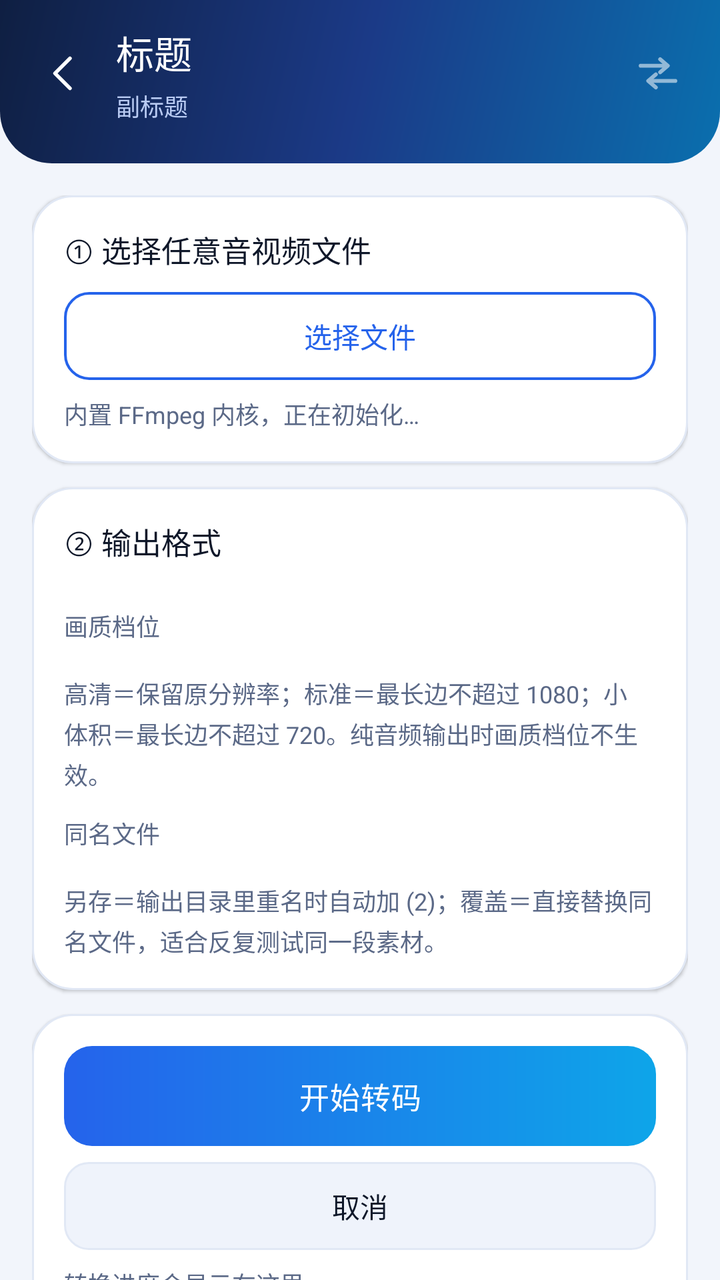
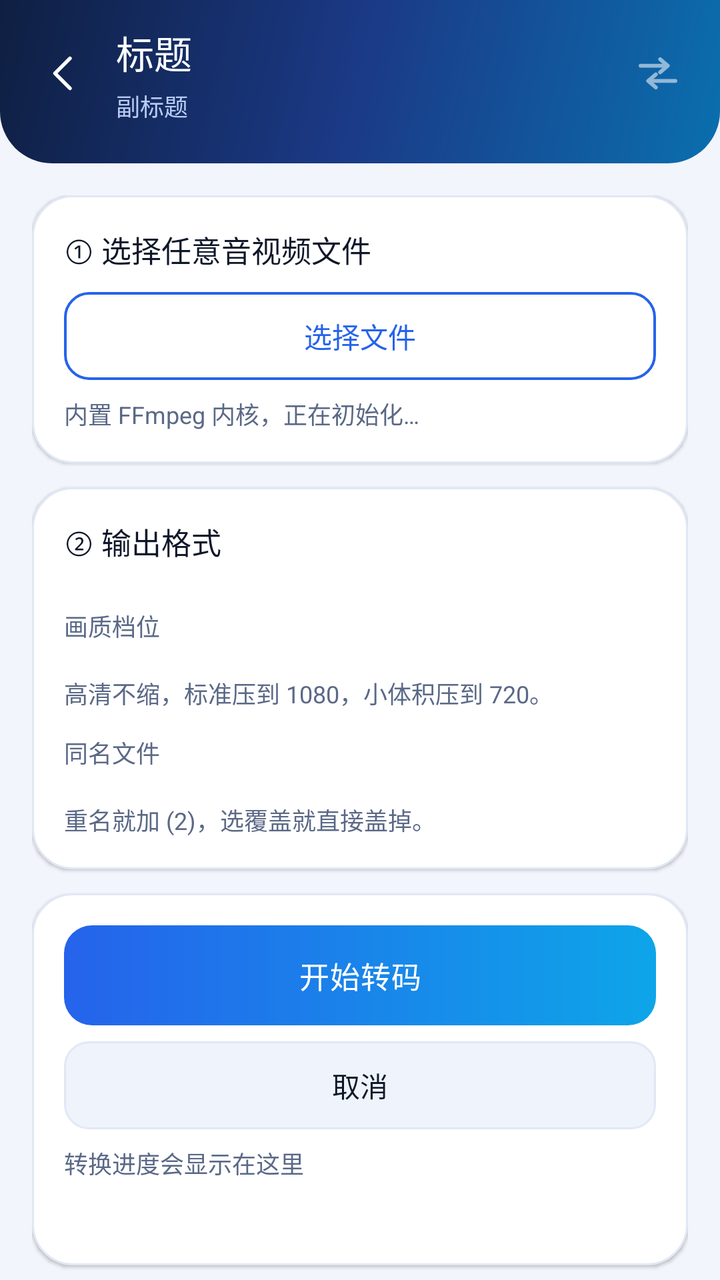

Compare the two renders of this Android layout. The source of the first and the diff that turns it into the second are given below.
<!-- AndroidManifest.xml: application theme AppTheme -->
<!-- res/layout/activity_convert.xml -->
<?xml version="1.0" encoding="utf-8"?>
<ScrollView xmlns:android="http://schemas.android.com/apk/res/android"
    android:layout_width="match_parent"
    android:layout_height="match_parent"
    android:background="@color/bg"
    android:fillViewport="true"
    android:scrollbars="none">

    <LinearLayout
        android:layout_width="match_parent"
        android:layout_height="wrap_content"
        android:orientation="vertical">

        <include layout="@layout/part_topbar" />

        <LinearLayout
            android:layout_width="match_parent"
            android:layout_height="wrap_content"
            android:orientation="vertical"
            android:paddingLeft="16dp"
            android:paddingTop="16dp"
            android:paddingRight="16dp"
            android:paddingBottom="28dp">

            <LinearLayout
                android:layout_width="match_parent"
                android:layout_height="wrap_content"
                android:background="@drawable/bg_card"
                android:elevation="1dp"
                android:orientation="vertical"
                android:padding="16dp">

                <TextView
                    android:layout_width="wrap_content"
                    android:layout_height="wrap_content"
                    android:text="① 选择任意音视频文件"
                    style="@style/CardText" />

                <Button
                    android:id="@+id/btnPickAny"
                    android:layout_width="match_parent"
                    android:layout_height="wrap_content"
                    android:layout_marginTop="10dp"
                    android:text="选择文件"
                    style="@style/GhostButton" />

                <TextView
                    android:id="@+id/tvAnyInfo"
                    android:layout_width="match_parent"
                    android:layout_height="wrap_content"
                    android:layout_marginTop="8dp"
                    android:text="内置 FFmpeg 内核，正在初始化…"
                    style="@style/CaptionText" />
            </LinearLayout>

            <LinearLayout
                android:layout_width="match_parent"
                android:layout_height="wrap_content"
                android:layout_marginTop="12dp"
                android:background="@drawable/bg_card"
                android:elevation="1dp"
                android:orientation="vertical"
                android:padding="16dp">

                <TextView
                    android:layout_width="wrap_content"
                    android:layout_height="wrap_content"
                    android:text="② 输出格式"
                    style="@style/CardText" />

                <HorizontalScrollView
                    android:layout_width="match_parent"
                    android:layout_height="wrap_content"
                    android:layout_marginTop="10dp"
                    android:scrollbars="none">

                    <LinearLayout
                        android:id="@+id/anyOutChips"
                        android:layout_width="wrap_content"
                        android:layout_height="wrap_content"
                        android:orientation="horizontal" />
                </HorizontalScrollView>

                <TextView
                    android:layout_width="wrap_content"
                    android:layout_height="wrap_content"
                    android:layout_marginTop="12dp"
                    android:text="画质档位"
                    style="@style/CaptionText" />

                <LinearLayout
                    android:id="@+id/anyQualityChips"
                    android:layout_width="match_parent"
                    android:layout_height="wrap_content"
                    android:layout_marginTop="8dp"
                    android:orientation="horizontal" />

                <TextView
                    android:layout_width="match_parent"
                    android:layout_height="wrap_content"
                    android:layout_marginTop="8dp"
                    android:text="高清＝保留原分辨率；标准＝最长边不超过 1080；小体积＝最长边不超过 720。纯音频输出时画质档位不生效。"
                    style="@style/CaptionText" />

                <TextView
                    android:layout_width="wrap_content"
                    android:layout_height="wrap_content"
                    android:layout_marginTop="12dp"
                    android:text="同名文件"
                    style="@style/CaptionText" />

                <LinearLayout
                    android:id="@+id/anyDupChips"
                    android:layout_width="match_parent"
                    android:layout_height="wrap_content"
                    android:layout_marginTop="8dp"
                    android:orientation="horizontal" />

                <TextView
                    android:layout_width="match_parent"
                    android:layout_height="wrap_content"
                    android:layout_marginTop="8dp"
                    android:text="另存＝输出目录里重名时自动加 (2)；覆盖＝直接替换同名文件，适合反复测试同一段素材。"
                    style="@style/CaptionText" />
            </LinearLayout>

            <LinearLayout
                android:id="@+id/cardRestore"
                android:layout_width="match_parent"
                android:layout_height="wrap_content"
                android:layout_marginTop="12dp"
                android:background="@drawable/bg_card"
                android:elevation="1dp"
                android:orientation="vertical"
                android:padding="16dp"
                android:visibility="gone">

                <TextView
                    android:layout_width="wrap_content"
                    android:layout_height="wrap_content"
                    style="@style/CardText"
                    android:text="上次没转完的队列" />

                <TextView
                    android:id="@+id/tvRestore"
                    android:layout_width="match_parent"
                    android:layout_height="wrap_content"
                    android:layout_marginTop="6dp"
                    android:lineSpacingExtra="3dp"
                    style="@style/CaptionText"
                    android:text="—" />

                <LinearLayout
                    android:layout_width="match_parent"
                    android:layout_height="wrap_content"
                    android:layout_marginTop="10dp"
                    android:baselineAligned="false"
                    android:orientation="horizontal">

                    <Button
                        android:id="@+id/btnRestoreQueue"
                        android:layout_width="0dp"
                        android:layout_height="44dp"
                        android:layout_marginEnd="8dp"
                        android:layout_weight="1.2"
                        android:maxLines="1"
                        android:minWidth="0dp"
                        android:paddingLeft="6dp"
                        android:paddingRight="6dp"
                        style="@style/SoftButton"
                        android:text="恢复队列" />

                    <Button
                        android:id="@+id/btnDropQueue"
                        android:layout_width="0dp"
                        android:layout_height="44dp"
                        android:layout_weight="1"
                        android:maxLines="1"
                        android:minWidth="0dp"
                        android:paddingLeft="6dp"
                        android:paddingRight="6dp"
                        style="@style/SoftButton"
                        android:text="不用了" />
                </LinearLayout>
            </LinearLayout>

            <LinearLayout
                android:id="@+id/cardAnyAction"
                android:layout_width="match_parent"
                android:layout_height="wrap_content"
                android:layout_marginTop="12dp"
                android:background="@drawable/bg_card"
                android:elevation="1dp"
                android:orientation="vertical"
                android:padding="16dp">

                <Button
                    android:id="@+id/btnAnyConvert"
                    android:layout_width="match_parent"
                    android:layout_height="wrap_content"
                    android:text="开始转码"
                    style="@style/PrimaryButton" />

                <Button
                    android:id="@+id/btnAnyCancel"
                    android:layout_width="match_parent"
                    android:layout_height="wrap_content"
                    android:layout_marginTop="8dp"
                    android:enabled="false"
                    android:text="取消"
                    style="@style/SoftButton" />

                <ProgressBar
                    android:id="@+id/pbAny"
                    android:layout_width="match_parent"
                    android:layout_height="wrap_content"
                    android:layout_marginTop="10dp"
                    android:indeterminateTint="@color/brand"
                    android:visibility="gone" />

                <TextView
                    android:id="@+id/tvAnyStatus"
                    android:layout_width="match_parent"
                    android:layout_height="wrap_content"
                    android:layout_marginTop="8dp"
                    android:text="转换进度会显示在这里"
                    style="@style/CaptionText" />

                <TextView
                    android:id="@+id/tvAnyLog"
                    android:layout_width="match_parent"
                    android:layout_height="wrap_content"
                    android:layout_marginTop="6dp"
                    android:fontFamily="monospace"
                    android:maxLines="2"
                    android:ellipsize="start"
                    android:textColor="@color/text_tertiary"
                    android:textSize="10.5sp" />

                <LinearLayout
                    android:id="@+id/anyResultHost"
                    android:layout_width="match_parent"
                    android:layout_height="wrap_content"
                    android:layout_marginTop="6dp"
                    android:orientation="vertical" />
            </LinearLayout>

            <TextView
                android:layout_width="match_parent"
                android:layout_height="wrap_content"
                android:layout_marginLeft="6dp"
                android:layout_marginTop="12dp"
                android:layout_marginRight="6dp"
                android:lineSpacingExtra="3dp"
                android:text="转码会重新编码，耗时与视频长度、机型性能有关：10 分钟 1080p 视频大约 1–4 分钟。大文件请留出足够空间。"
                android:textColor="@color/text_tertiary"
                android:textSize="11sp" />
        </LinearLayout>
    </LinearLayout>
</ScrollView>
<!-- res/layout/part_topbar.xml (included above) -->
<?xml version="1.0" encoding="utf-8"?>
<LinearLayout xmlns:android="http://schemas.android.com/apk/res/android"
    android:layout_width="match_parent"
    android:layout_height="wrap_content"
    android:background="@drawable/bg_topbar"
    android:orientation="vertical"
    android:paddingLeft="10dp"
    android:paddingTop="12dp"
    android:paddingRight="18dp"
    android:paddingBottom="20dp">

    <LinearLayout
        android:layout_width="match_parent"
        android:layout_height="wrap_content"
        android:gravity="center_vertical"
        android:orientation="horizontal">

        <ImageView
            android:id="@+id/btnBack"
            android:layout_width="44dp"
            android:layout_height="44dp"
            android:background="?android:attr/selectableItemBackgroundBorderless"
            android:contentDescription="返回"
            android:padding="10dp"
            android:src="@drawable/ic_back" />

        <LinearLayout
            android:layout_width="0dp"
            android:layout_height="wrap_content"
            android:layout_marginStart="4dp"
            android:layout_weight="1"
            android:orientation="vertical">

            <TextView
                android:id="@+id/tvTitle"
                android:layout_width="wrap_content"
                android:layout_height="wrap_content"
                android:fontFamily="sans-serif-medium"
                android:textColor="@color/white"
                android:textSize="19sp"
                android:text="标题" />

            <TextView
                android:id="@+id/tvSubtitle"
                android:layout_width="wrap_content"
                android:layout_height="wrap_content"
                android:layout_marginTop="4dp"
                android:textColor="@color/header_sub"
                android:textSize="12sp"
                android:text="副标题" />
        </LinearLayout>

        <ImageView
            android:id="@+id/ivHeaderIcon"
            android:layout_width="26dp"
            android:layout_height="26dp"
            android:alpha="0.55"
            android:contentDescription="@null"
            android:src="@drawable/ic_swap" />
    </LinearLayout>
</LinearLayout>
<!-- resources referenced by this layout -->
<resources>
  <color name="bg">#F2F5FB</color>
  <color name="brand">#2563EB</color>
  <color name="header_sub">#B9CBF3</color>
  <color name="text_tertiary">#909DB4</color>
  <color name="white">#FFFFFF</color>
  <!-- drawable bg_card (drawable) -->
  <?xml version="1.0" encoding="utf-8"?>
  <shape xmlns:android="http://schemas.android.com/apk/res/android" android:shape="rectangle">
      <solid android:color="@color/surface" />
      <corners android:radius="20dp" />
      <stroke android:width="1dp" android:color="@color/divider" />
  </shape>
  <!-- drawable bg_topbar (drawable) -->
  <?xml version="1.0" encoding="utf-8"?>
  <shape xmlns:android="http://schemas.android.com/apk/res/android" android:shape="rectangle">
      <gradient android:angle="315" android:startColor="@color/brand_deep" android:centerColor="@color/brand_mid" android:endColor="#0A6FAE" android:type="linear" />
      <corners android:bottomLeftRadius="26dp" android:bottomRightRadius="26dp" />
  </shape>
  <!-- drawable ic_back (drawable) -->
  <?xml version="1.0" encoding="utf-8"?>
  <vector xmlns:android="http://schemas.android.com/apk/res/android"
      android:width="24dp" android:height="24dp"
      android:viewportWidth="24" android:viewportHeight="24">
      <path android:pathData="M15,4.5L7.5,12L15,19.5" android:strokeColor="#FFFFFF" android:strokeWidth="1.8" android:fillColor="#00000000" android:strokeLineCap="round" android:strokeLineJoin="round" />
  </vector>
  <style name="CaptionText">
          <item name="android:textColor">@color/text_secondary</item>
          <item name="android:textSize">12sp</item>
          <item name="android:lineSpacingExtra">3sp</item>
      </style>
  <style name="CardText">
          <item name="android:textColor">@color/text_primary</item>
          <item name="android:textSize">15sp</item>
          <item name="android:fontFamily">sans-serif-medium</item>
      </style>
  <color name="surface">#FFFFFF</color>
  <color name="divider">#E1E8F5</color>
  <color name="brand_deep">#0F1F42</color>
  <color name="brand_mid">#1B3A87</color>
  <color name="text_secondary">#5B6987</color>
  <color name="text_primary">#0E1729</color>
  <!-- drawable bg_btn_ghost (drawable) -->
  <?xml version="1.0" encoding="utf-8"?>
  <ripple xmlns:android="http://schemas.android.com/apk/res/android" android:color="#1A2563EB">
      <item>
          <shape android:shape="rectangle">
              <solid android:color="@color/surface" />
              <corners android:radius="12dp" />
              <stroke android:width="1.2dp" android:color="@color/brand" />
          </shape>
      </item>
  </ripple>
  <!-- drawable bg_btn_primary (drawable) -->
  <?xml version="1.0" encoding="utf-8"?>
  <ripple xmlns:android="http://schemas.android.com/apk/res/android" android:color="#4DFFFFFF">
      <item>
          <shape android:shape="rectangle">
              <gradient android:angle="0" android:startColor="@color/brand" android:endColor="@color/accent" android:type="linear" />
              <corners android:radius="14dp" />
          </shape>
      </item>
  </ripple>
  <!-- drawable bg_btn_soft (drawable) -->
  <?xml version="1.0" encoding="utf-8"?>
  <ripple xmlns:android="http://schemas.android.com/apk/res/android" android:color="#220E1729">
      <item>
          <shape android:shape="rectangle">
              <solid android:color="@color/surface_alt" />
              <corners android:radius="12dp" />
              <stroke android:width="1dp" android:color="@color/divider" />
          </shape>
      </item>
  </ripple>
  <color name="accent">#0EA5E9</color>
  <color name="surface_alt">#EFF3FB</color>
  <!-- unchanged entries left out for length: 5 -->
</resources>

<!-- the commit's change to res/layout/activity_convert.xml (unified diff, before → after) -->
@@ -99,7 +99,7 @@
                     android:layout_width="match_parent"
                     android:layout_height="wrap_content"
                     android:layout_marginTop="8dp"
-                    android:text="高清＝保留原分辨率；标准＝最长边不超过 1080；小体积＝最长边不超过 720。纯音频输出时画质档位不生效。"
+                    android:text="高清不缩，标准压到 1080，小体积压到 720。"
                     style="@style/CaptionText" />
 
                 <TextView
@@ -120,7 +120,7 @@
                     android:layout_width="match_parent"
                     android:layout_height="wrap_content"
                     android:layout_marginTop="8dp"
-                    android:text="另存＝输出目录里重名时自动加 (2)；覆盖＝直接替换同名文件，适合反复测试同一段素材。"
+                    android:text="重名就加 (2)，选覆盖就直接盖掉。"
                     style="@style/CaptionText" />
             </LinearLayout>
 
@@ -252,7 +252,7 @@
                 android:layout_marginTop="12dp"
                 android:layout_marginRight="6dp"
                 android:lineSpacingExtra="3dp"
-                android:text="转码会重新编码，耗时与视频长度、机型性能有关：10 分钟 1080p 视频大约 1–4 分钟。大文件请留出足够空间。"
+                android:text="要重编码，10 分钟 1080p 约 1–4 分钟。"
                 android:textColor="@color/text_tertiary"
                 android:textSize="11sp" />
         </LinearLayout>
